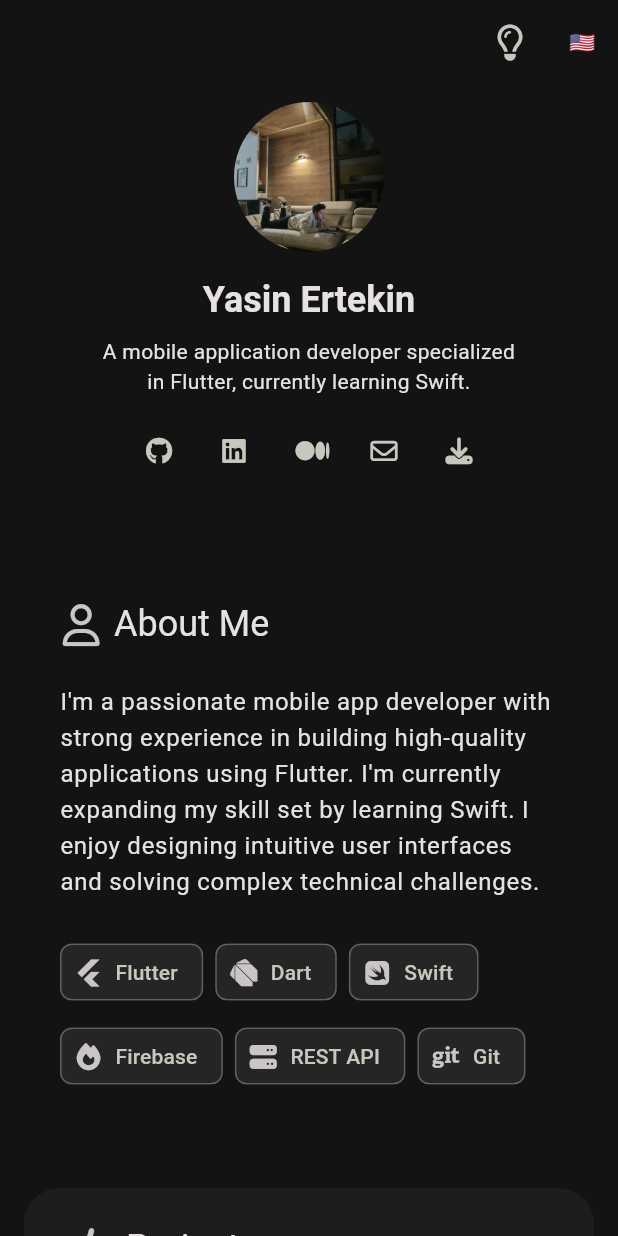
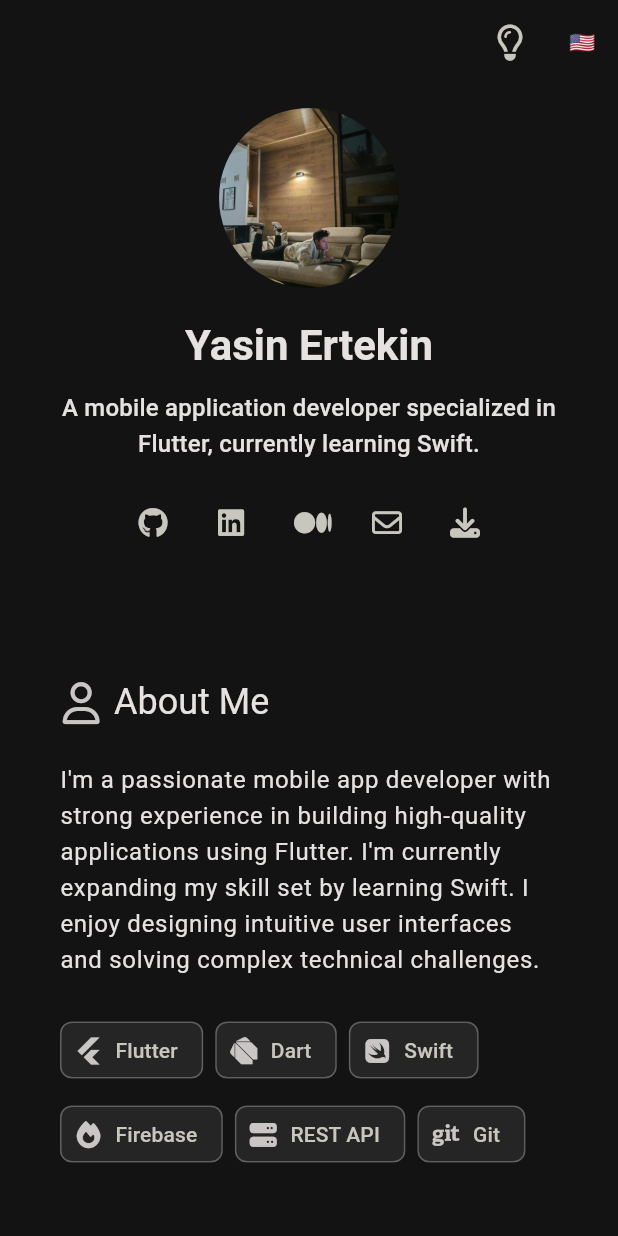
Before and after one commit to yasinertekin/yasin-ertekin, a Flutter app: the screen it shows after launch, on a phone screen of 412 x 824 dp. Run offline on Flutter 3.47's test engine with Material 3 defaults, Android fonts, the phone set to English and light mode, and no system bars; our stand-ins replace font_awesome_flutter, responsive_framework; missing offline and left inert: universal_html.

Commit message:
style: Adjust header spacing and text styles for improved responsiveness

```diff
--- a/lib/core/widgets/header.dart
+++ b/lib/core/widgets/header.dart
@@ -17,8 +17,8 @@ final class Header extends StatelessWidget {
 
     return Padding(
       padding: EdgeInsets.symmetric(
-        vertical: isDesktop ? 24 : 12,
-        horizontal: isDesktop ? 0 : 16,
+        vertical: isDesktop ? 24 : 16,
+        horizontal: isDesktop ? 0 : 8,
       ),
       child: ResponsiveRowColumn(
         rowMainAxisAlignment: MainAxisAlignment.center,
@@ -28,7 +28,7 @@ final class Header extends StatelessWidget {
                 ? ResponsiveRowColumnType.ROW
                 : ResponsiveRowColumnType.COLUMN,
         rowSpacing: 48,
-        columnSpacing: 16,
+        columnSpacing: 20,
         children: <ResponsiveRowColumnItem>[
           ResponsiveRowColumnItem(
             rowFlex: isDesktop ? 0 : null,
@@ -41,35 +41,23 @@ final class Header extends StatelessWidget {
                   isDesktop
                       ? CrossAxisAlignment.start
                       : CrossAxisAlignment.center,
-              spacing: isDesktop ? 16 : 8,
+              spacing: isDesktop ? 16 : 12,
               children: [
-                Container(
-                  constraints: BoxConstraints(
-                    maxWidth: isDesktop ? double.infinity : 280,
-                  ),
-                  child: Text(
+                Text(
                   localizations.name,
                   style: (isDesktop
                           ? context.textTheme.displaySmall
-                            : context.textTheme.headlineSmall)
+                          : context.textTheme.headlineMedium)
                       ?.copyWith(fontWeight: FontWeight.bold),
                   textAlign: isDesktop ? TextAlign.start : TextAlign.center,
-                    softWrap: true,
                 ),
-                ),
-                Container(
-                  constraints: BoxConstraints(
-                    maxWidth: isDesktop ? double.infinity : 280,
-                  ),
-                  child: Text(
+                Text(
                   localizations.about,
                   style:
                       isDesktop
                           ? context.textTheme.titleLarge
-                            : context.textTheme.bodyMedium,
+                          : context.textTheme.titleMedium,
                   textAlign: isDesktop ? TextAlign.start : TextAlign.center,
-                    softWrap: true,
-                  ),
                 ),
                 Padding(
                   padding: EdgeInsets.only(top: isDesktop ? 0 : 4),
@@ -92,18 +80,16 @@ final class _SocialLinks extends StatelessWidget {
   Widget build(BuildContext context) {
     final isDesktop = ResponsiveBreakpoints.of(context).largerThan(MOBILE);
 
-    return Container(
-      constraints: BoxConstraints(maxWidth: isDesktop ? double.infinity : 280),
-      child: Wrap(
-        alignment: isDesktop ? WrapAlignment.start : WrapAlignment.center,
-        spacing: isDesktop ? 8 : 2,
-        runSpacing: 4,
+    return Row(
+      mainAxisAlignment:
+          isDesktop ? MainAxisAlignment.start : MainAxisAlignment.center,
       children: List.generate(
+        growable: false,
         SocialLinksList.links.length,
-          (index) => IconButton(
-            padding: EdgeInsets.zero,
-            constraints: const BoxConstraints(),
-            iconSize: isDesktop ? 24 : 18,
+        (index) => Padding(
+          padding: EdgeInsets.symmetric(horizontal: isDesktop ? 4 : 2),
+          child: IconButton(
+            iconSize: isDesktop ? 24 : 20,
             icon: Icon(SocialLinksList.links[index].icon),
             onPressed:
                 () => LaunchUrlHelper.launchUrls(
@@ -124,7 +110,7 @@ final class _ProfileImage extends StatelessWidget {
   @override
   Widget build(BuildContext context) {
     final isDesktop = ResponsiveBreakpoints.of(context).largerThan(MOBILE);
-    final size = isDesktop ? 200.0 : 100.0;
+    final size = isDesktop ? 200.0 : 120.0;
 
     return ClipRRect(
       borderRadius: BorderRadius.circular(size / 2),
```
Lines whose indentation alone changed are shown as unchanged.
